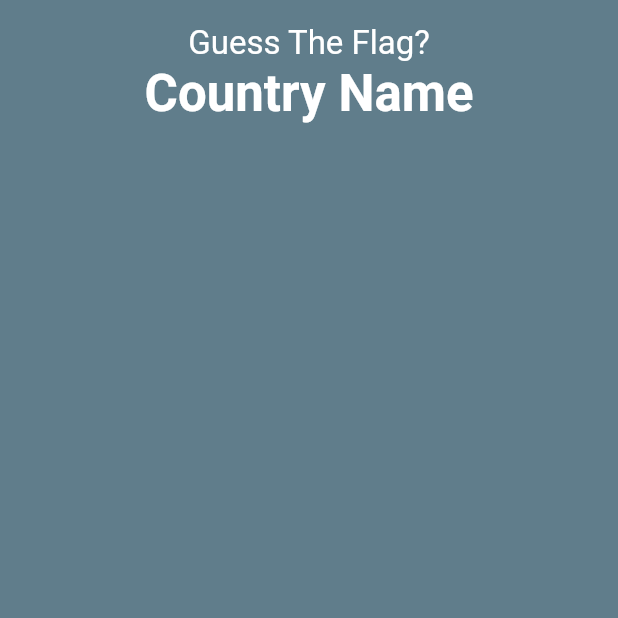
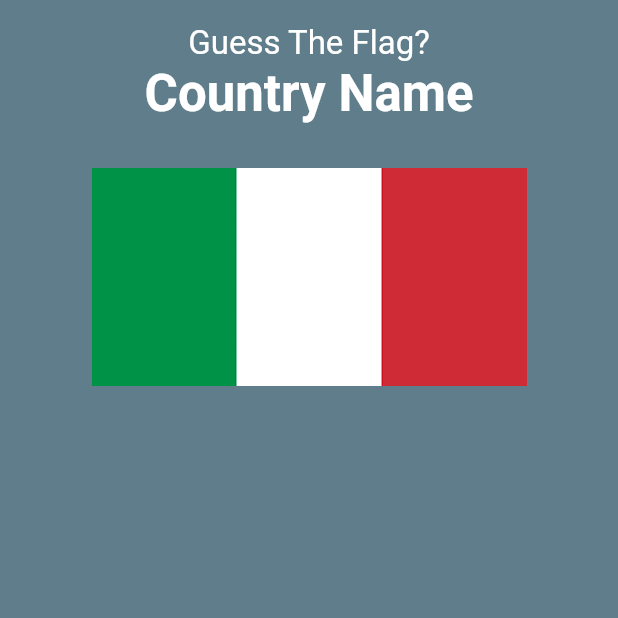
Before and after one commit to IbrahimAsire/flut2, a Flutter app: the screen it shows after launch, on a phone screen of 412 x 824 dp, the top half of it. Run offline on Flutter 3.47's test engine with Material 2 defaults, Android fonts, the phone set to English and light mode, and no system bars.

Commit message:
feat: add inital image inside quiz screen

```diff
--- a/lib/QuizScreen.dart
+++ b/lib/QuizScreen.dart
@@ -42,6 +42,10 @@ class QuizScreen extends StatelessWidget {
                 ),
               ),
               SizedBox(height: 30),
+              Image.asset(
+                "assets/countries/Italy.png",
+                height: 145,
+              )
             ],
           ),
         ),
```
Also changed, not shown: 4 other files.
